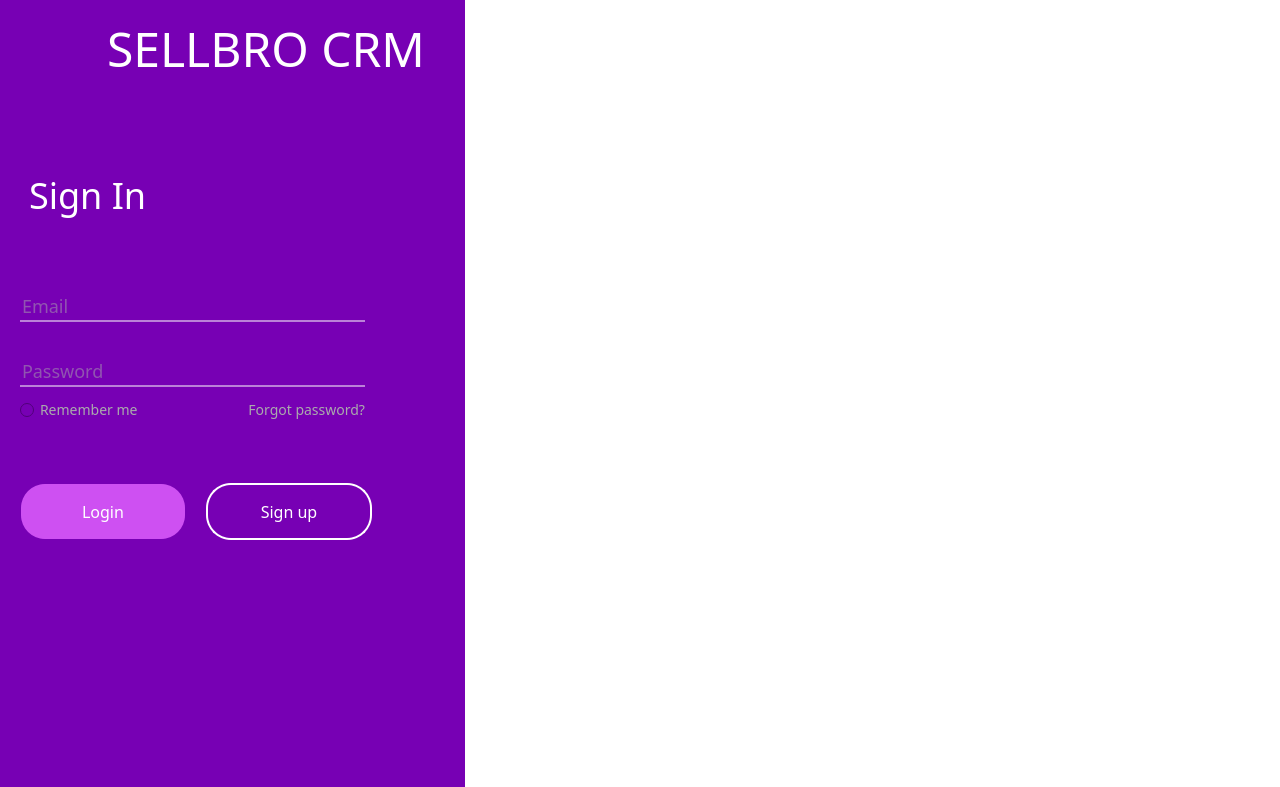
SellBro/SellBroCRM, file MainWidget.ui: the form before one commit.
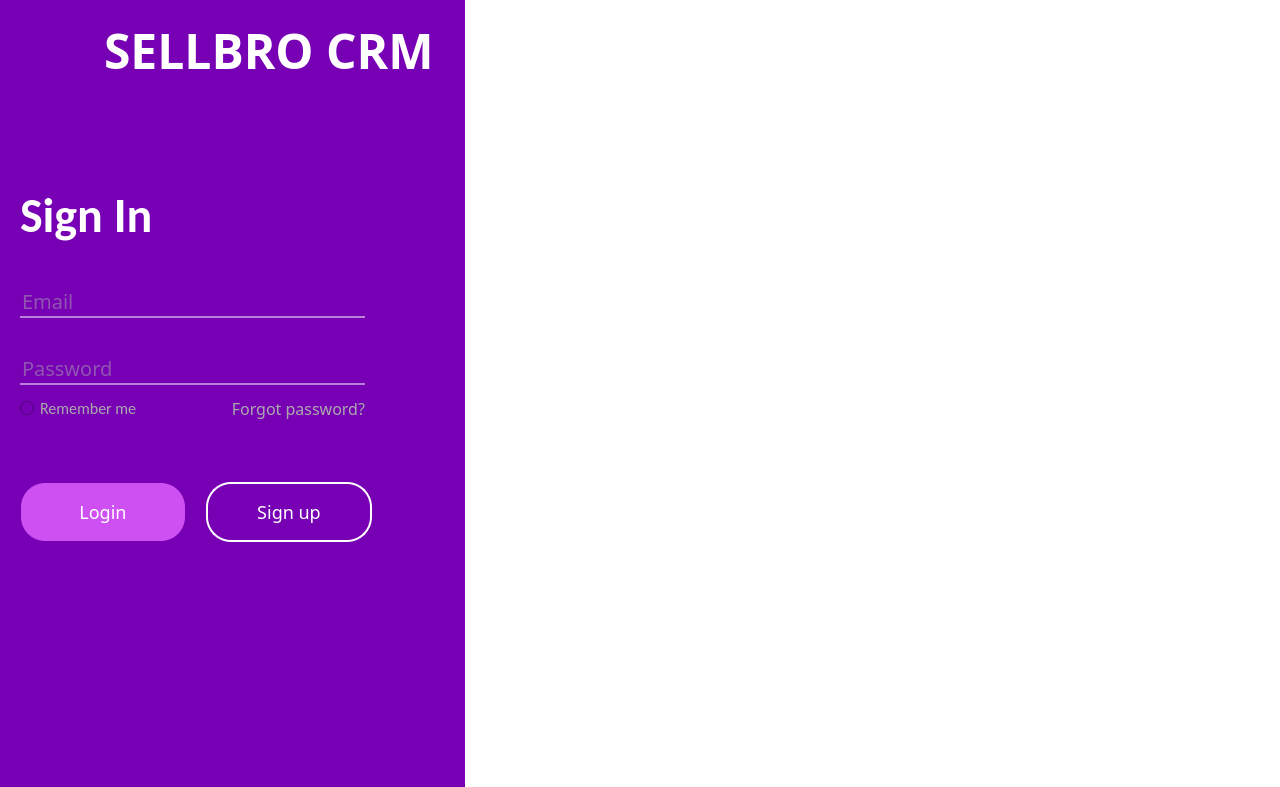
The form after the commit. Icons and pictures are not drawn.

Commit message: font, fix login header, links

What changed in the file:
```diff
--- a/MainWidget.ui
+++ b/MainWidget.ui
@@ -85,7 +85,35 @@
         </property>
         <item>
          <widget class="QWidget" name="headerWidget" native="true">
+          <property name="font">
+           <font>
+            <family>Yu Gothic UI Semibold</family>
+            <pointsize>-1</pointsize>
+            <weight>7</weight>
+            <italic>false</italic>
+            <bold>false</bold>
+            <stylestrategy>PreferDefault</stylestrategy>
+           </font>
+          </property>
+          <property name="styleSheet">
+           <string notr="true">padding-top: 5px;</string>
+          </property>
           <layout class="QHBoxLayout" name="horizontalLayout_4">
+           <property name="spacing">
+            <number>0</number>
+           </property>
+           <property name="leftMargin">
+            <number>0</number>
+           </property>
+           <property name="topMargin">
+            <number>0</number>
+           </property>
+           <property name="rightMargin">
+            <number>0</number>
+           </property>
+           <property name="bottomMargin">
+            <number>0</number>
+           </property>
            <item>
             <widget class="QLabel" name="iconLabel">
              <property name="styleSheet">
@@ -108,11 +136,11 @@
             <widget class="QLabel" name="titleLabel">
              <property name="font">
               <font>
-               <family>Yu Gothic UI Semibold</family>
+               <family>Procrastinating Pixie</family>
                <pointsize>-1</pointsize>
-               <weight>7</weight>
+               <weight>75</weight>
                <italic>false</italic>
-               <bold>false</bold>
+               <bold>true</bold>
               </font>
              </property>
              <property name="autoFillBackground">
@@ -120,7 +148,13 @@
              </property>
              <property name="styleSheet">
               <string notr="true">qproperty-alignment: AlignCenter;
-font-size: 48px;</string>
+font-size: 48px;
+font-family: &quot;Procrastinating Pixie&quot;;
+font-weight: bold;
+</string>
+             </property>
+             <property name="locale">
+              <locale language="English" country="UnitedStates"/>
              </property>
              <property name="lineWidth">
               <number>1</number>
@@ -144,13 +178,34 @@
         </item>
         <item>
          <widget class="QLabel" name="signInLabel">
+          <property name="font">
+           <font>
+            <family>Calibri</family>
+            <pointsize>-1</pointsize>
+            <weight>75</weight>
+            <italic>false</italic>
+            <bold>true</bold>
+           </font>
+          </property>
+          <property name="layoutDirection">
+           <enum>Qt::LeftToRight</enum>
+          </property>
           <property name="styleSheet">
-           <string notr="true">font-size: 36px;
-padding-left: 20px;</string>
+           <string notr="true">font-size: 48px;
+padding-left: 20px;
+font-family: &quot;Calibri&quot;;
+font-weight: bold;
+padding-bottom: 30px;</string>
           </property>
           <property name="text">
            <string>Sign In</string>
           </property>
+          <property name="alignment">
+           <set>Qt::AlignBottom|Qt::AlignJustify</set>
+          </property>
+          <property name="margin">
+           <number>0</number>
+          </property>
          </widget>
         </item>
         <item>
@@ -178,12 +233,13 @@
             <widget class="QWidget" name="credsWidget" native="true">
              <property name="styleSheet">
               <string notr="true">QLineEdit {
-font-size: 18px;
+font-size: 20px;
 border: none;
 border-bottom-width: 2px;
 border-bottom-style: solid;
 border-bottom-color: #bb81d8;
 color: #aaaaac;
+font-family:&quot;Calibri&quot;;
 }</string>
              </property>
              <layout class="QVBoxLayout" name="verticalLayout_4" stretch="0,0">
@@ -271,6 +327,9 @@
                     </property>
                     <item>
                      <widget class="QWidget" name="rememberMeWidget" native="true">
+                      <property name="styleSheet">
+                       <string notr="true">font-size: 16px;</string>
+                      </property>
                       <layout class="QHBoxLayout" name="horizontalLayout_3">
                        <property name="spacing">
                         <number>0</number>
@@ -289,9 +348,22 @@
                        </property>
                        <item>
                         <widget class="QRadioButton" name="rememberMeButton">
+                         <property name="font">
+                          <font>
+                           <family>Calibri</family>
+                           <pointsize>-1</pointsize>
+                           <weight>7</weight>
+                           <italic>false</italic>
+                           <bold>false</bold>
+                          </font>
+                         </property>
                          <property name="cursor">
                           <cursorShape>ArrowCursor</cursorShape>
                          </property>
+                         <property name="styleSheet">
+                          <string notr="true">
+</string>
+                         </property>
                          <property name="text">
                           <string>Remember me</string>
                          </property>
@@ -332,6 +404,8 @@
 border-radius: 25px;
 margin-left: 20px;
 margin-bottom: 150px;
+font-family:&quot;Calibri&quot;;
+font-size: 18px;
 }</string>
              </property>
              <layout class="QHBoxLayout" name="horizontalLayout_2" stretch="2,2,1">
```
Left out of the diff: 17 changed lines with no effect on the pictures. The commit also changes 6 other files.
